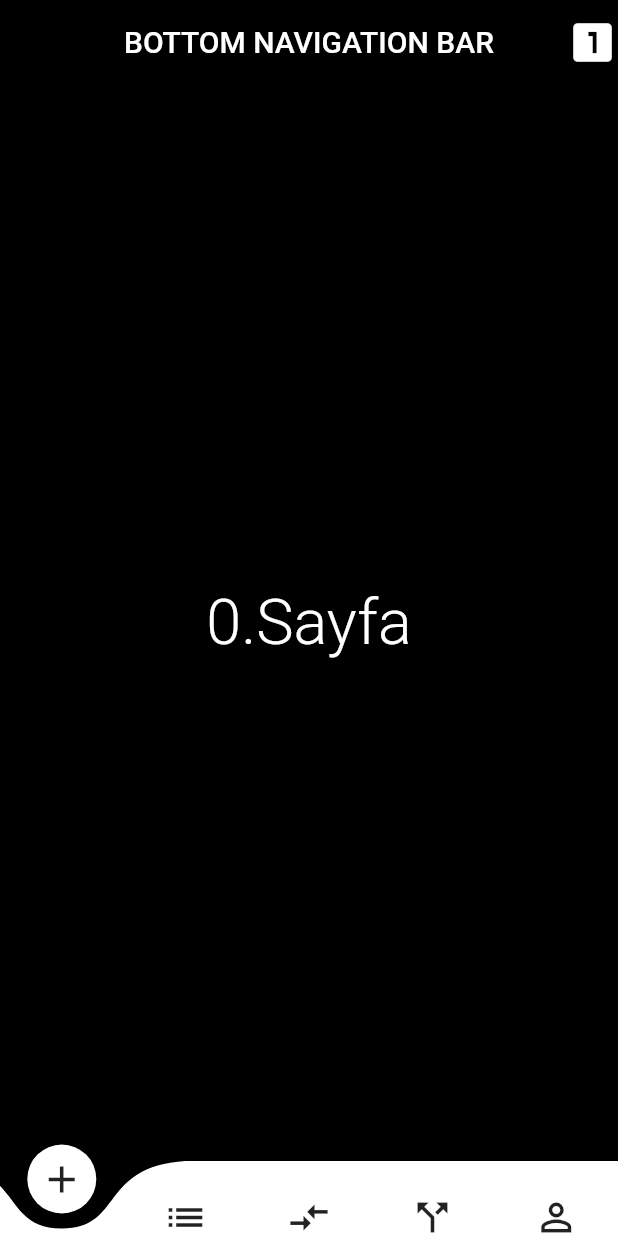
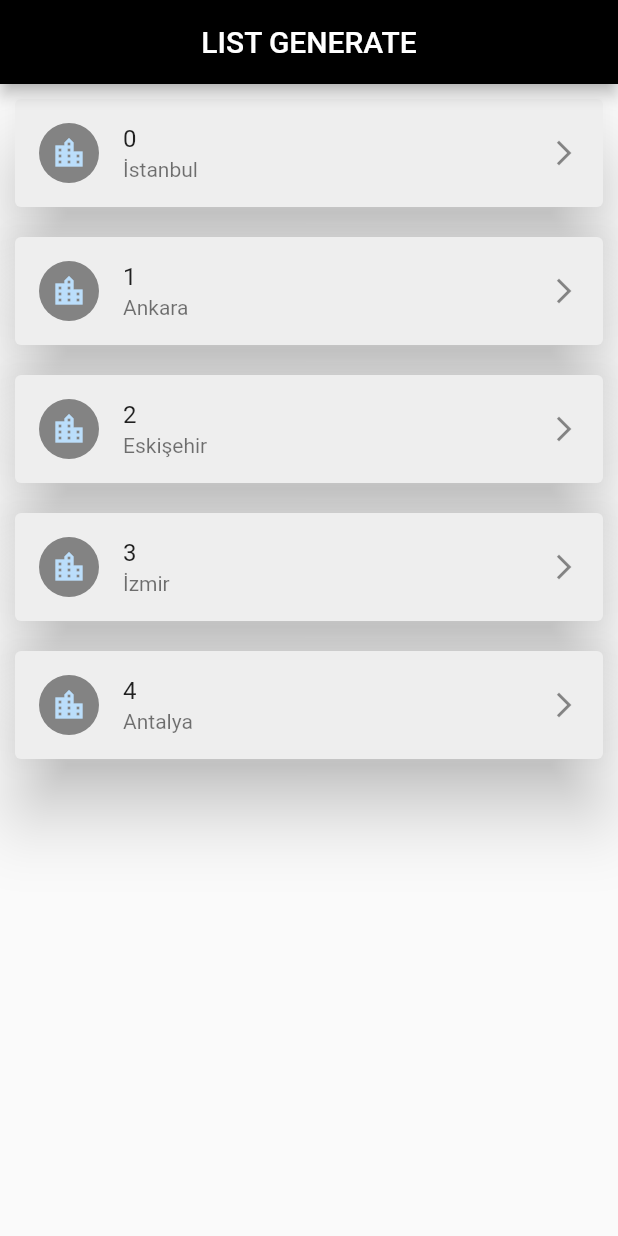
Before and after one commit to harunayyildiz/flutterwidget, a Flutter app: the screen it shows after launch, on a phone screen of 412 x 824 dp. Run offline on Flutter 3.47's test engine with Material 2 defaults, Android fonts, the phone set to English and light mode, and no system bars; drawn by our look-alikes of curved_navigation_bar; our stand-ins replace carousel_slider.

Commit message:
five load

```diff
--- /dev/null
+++ b/lib/Liste/ListeYapisi.dart
@@ -0,0 +1,42 @@
+import 'package:flutter/material.dart';
+class ListeYapisi extends StatelessWidget {
+  List<int> listenumaralari = List.generate(5, (index) => index);
+  //List<String> listealtbaslik = List.generate(20, (index) => " Alt başlık $index");
+  List<String> listealtbaslikk = [
+    "İstanbul",
+    "Ankara",
+    "Eskişehir",
+    "İzmir",
+    "Antalya"
+  ];
+
+  @override
+  Widget build(BuildContext context) {
+    return ListView(
+      children: listenumaralari.map(
+            (oankinumara) => Container(
+              child: Card(
+                margin: EdgeInsets.all(10),
+                color: Colors.grey.shade200,
+                elevation: 20,
+                child: ListTile(
+                  leading: CircleAvatar(
+                    child: Icon(Icons.location_city),
+                    radius: 20,
+                    backgroundColor: Colors.black45,
+                  ),
+                  title: Text("$oankinumara"),
+                  subtitle: Text("${listealtbaslikk[oankinumara]}"),
+                  trailing: Icon(Icons.arrow_forward_ios, size: 20,),
+                  onTap: () {
+                    debugPrint(oankinumara.toString());
+                  },
+                ),
+              ),
+            ),
+          ).toList(),
+    );
+  }
+}
+
+//listwiev : elemanlar ekrana sığmıyorsa kaydırma efekti veren bir witget
--- a/lib/main.dart
+++ b/lib/main.dart
@@ -1,5 +1,5 @@
 import 'package:flutter/material.dart';
-import 'package:flutterwidget/BottomNavigation/BottomNavigationBar2.dart';
+import 'package:flutterwidget/Liste/ListeYapisi.dart';
 void main()=>runApp(StartApp());
 class StartApp extends StatelessWidget {
   @override
@@ -9,7 +9,12 @@ class StartApp extends StatelessWidget {
       theme: ThemeData(
         primaryColor: Colors.black,
       ),
-      home:BottomNavBar(),
+      home:Scaffold(
+      appBar: AppBar(
+      centerTitle: true,
+    title: Text("LIST GENERATE"),),
+    body: ListeYapisi(),
+      ),
     );
   }
 }
```
